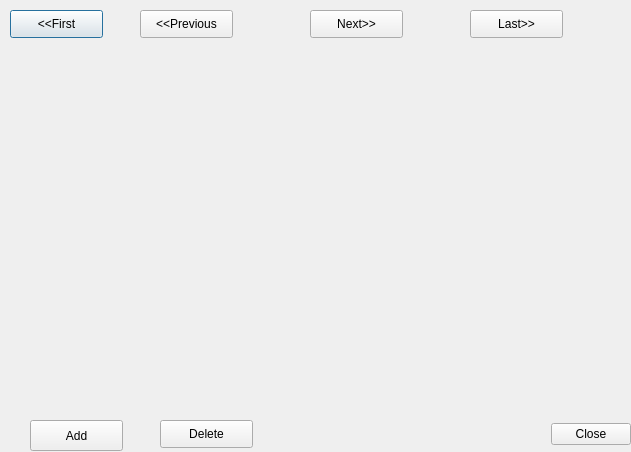
Above: src/Cpluspluswork/Forms/form.ui from wutb15/C-work before the change. Below: the same form after it.
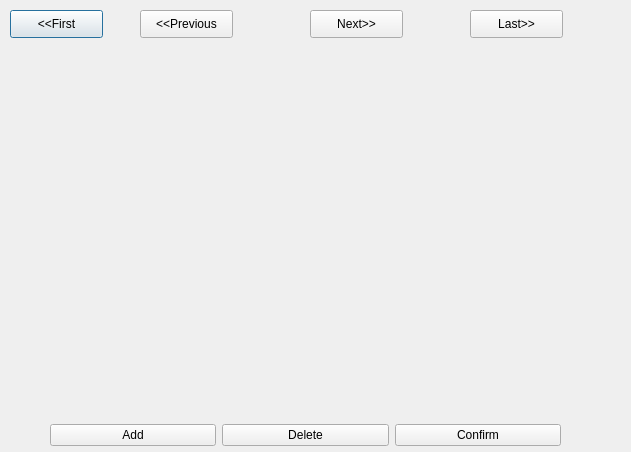
That is the form after the change.

Patch:
```diff
--- a/src/Cpluspluswork/Forms/form.ui
+++ b/src/Cpluspluswork/Forms/form.ui
@@ -65,48 +65,6 @@
     <string>Last&gt;&gt;</string>
    </property>
   </widget>
-  <widget class="QDialogButtonBox" name="buttonBox">
-   <property name="geometry">
-    <rect>
-     <x>30</x>
-     <y>420</y>
-     <width>601</width>
-     <height>28</height>
-    </rect>
-   </property>
-   <property name="standardButtons">
-    <set>QDialogButtonBox::Close</set>
-   </property>
-   <property name="centerButtons">
-    <bool>false</bool>
-   </property>
-  </widget>
-  <widget class="QPushButton" name="addButton">
-   <property name="geometry">
-    <rect>
-     <x>30</x>
-     <y>420</y>
-     <width>93</width>
-     <height>31</height>
-    </rect>
-   </property>
-   <property name="text">
-    <string>Add</string>
-   </property>
-  </widget>
-  <widget class="QPushButton" name="deleteButton">
-   <property name="geometry">
-    <rect>
-     <x>160</x>
-     <y>420</y>
-     <width>93</width>
-     <height>28</height>
-    </rect>
-   </property>
-   <property name="text">
-    <string>Delete</string>
-   </property>
-  </widget>
   <widget class="QWidget" name="gridLayoutWidget">
    <property name="geometry">
     <rect>
@@ -118,6 +76,39 @@
    </property>
    <layout class="QGridLayout" name="gridLayout"/>
   </widget>
+  <widget class="QWidget" name="">
+   <property name="geometry">
+    <rect>
+     <x>50</x>
+     <y>420</y>
+     <width>511</width>
+     <height>30</height>
+    </rect>
+   </property>
+   <layout class="QHBoxLayout" name="horizontalLayout">
+    <item>
+     <widget class="QPushButton" name="addButton">
+      <property name="text">
+       <string>Add</string>
+      </property>
+     </widget>
+    </item>
+    <item>
+     <widget class="QPushButton" name="deleteButton">
+      <property name="text">
+       <string>Delete</string>
+      </property>
+     </widget>
+    </item>
+    <item>
+     <widget class="QPushButton" name="confirmButton">
+      <property name="text">
+       <string>Confirm</string>
+      </property>
+     </widget>
+    </item>
+   </layout>
+  </widget>
  </widget>
  <resources/>
  <connections/>
```
